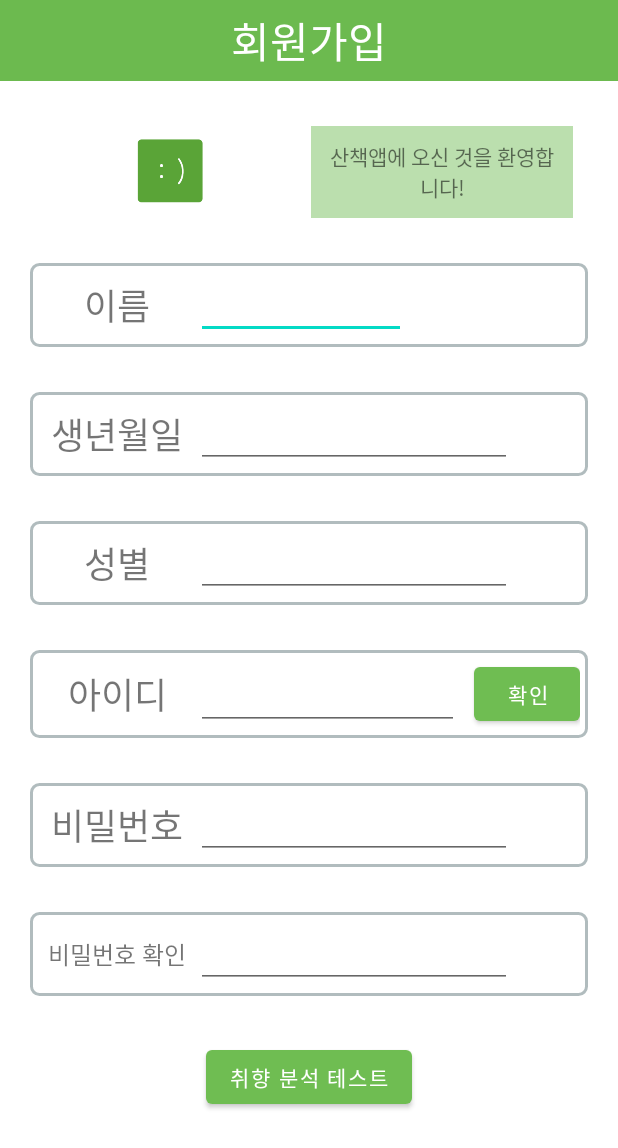
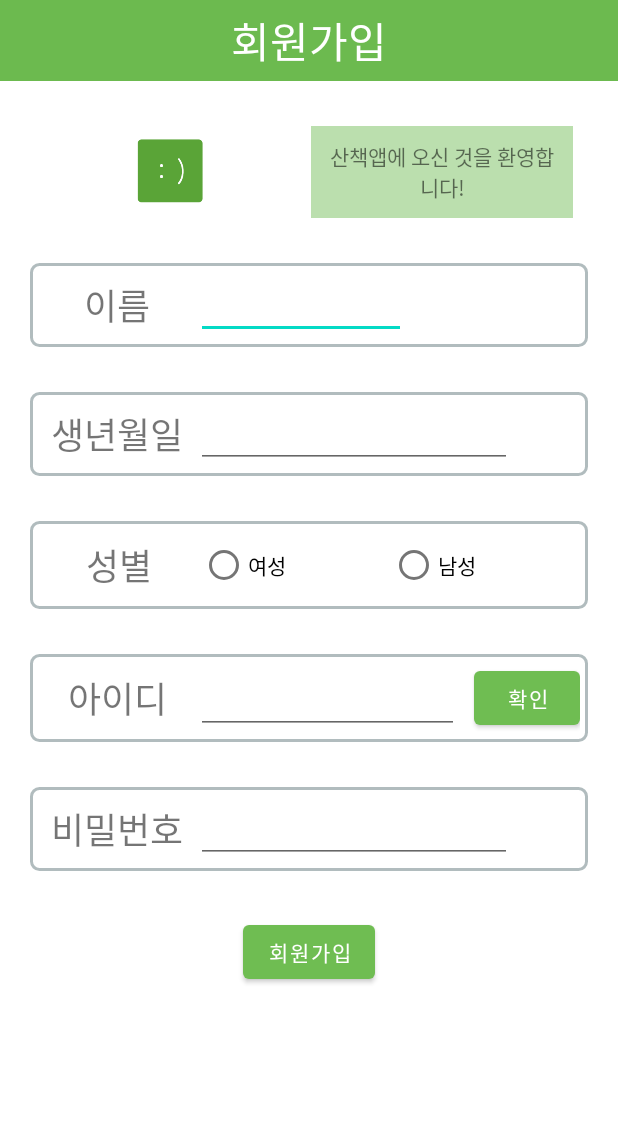
Before and after one commit to marvelmochi/Onjung, an Android app: the SignUpActivity screen opened directly, with no data from a screen before it, on a phone screen of 412 x 824 dp. Shown: the top 1148 px of the screen. Run offline under Robolectric (Android 15) with nearby library versions, the phone set to English and light mode, and no system bars.

Commit message:
회원가입 기능 추가

```diff
--- a/app/src/main/AndroidManifest.xml
+++ b/app/src/main/AndroidManifest.xml
@@ -14,6 +14,7 @@
         android:label="@string/app_name"
         android:roundIcon="@mipmap/ic_launcher_round"
         android:supportsRtl="true"
+        android:usesCleartextTraffic="true"
         android:theme="@style/Theme.Test1">
         <activity android:name=".SatisfactionScoreActivity"/>
         <activity android:name=".PreferenceTestResultActivity" />
--- a/app/src/main/java/com/cookandroid/onjung/DiaryActivity.java
+++ b/app/src/main/java/com/cookandroid/onjung/DiaryActivity.java
@@ -1,14 +1,12 @@
 package com.cookandroid.onjung;
 
 import android.content.Intent;
-import android.os.Build;
 import android.os.Bundle;
 import android.view.View;
 
-import androidx.annotation.RequiresApi;
 import androidx.appcompat.app.AppCompatActivity;
 
-@RequiresApi(api = Build.VERSION_CODES.N)
+//@RequiresApi(api = Build.VERSION_CODES.N)
 public class DiaryActivity extends AppCompatActivity {
 
     @Override
--- a/app/src/main/java/com/cookandroid/onjung/MainActivity.java
+++ b/app/src/main/java/com/cookandroid/onjung/MainActivity.java
@@ -17,7 +17,6 @@ import com.google.android.material.bottomnavigation.BottomNavigationView;
 
 public class MainActivity extends AppCompatActivity {
 
-    // 지영 브랜치 테스트
     // 하단 내비게이션 바 선언
     BottomNavigationView bottomNavigationView;
     ScheduleFragment fragment1;
--- a/app/src/main/res/layout/activity_sign_up.xml
+++ b/app/src/main/res/layout/activity_sign_up.xml
@@ -74,6 +74,7 @@
                 android:textSize="24sp" />
 
             <EditText
+                android:id="@+id/name"
                 android:layout_width="0dp"
                 android:layout_height="match_parent"
                 android:layout_marginRight="10dp"
@@ -99,6 +100,7 @@
                 android:textSize="24sp" />
 
             <EditText
+                android:id="@+id/birth"
                 android:layout_width="0dp"
                 android:layout_height="match_parent"
                 android:layout_marginRight="10dp"
@@ -124,11 +126,28 @@
                 android:text="성별"
                 android:textSize="24sp" />
 
-            <EditText
+            <RadioGroup
+                android:id="@+id/genderRG"
                 android:layout_width="0dp"
-                android:layout_height="match_parent"
-                android:layout_marginRight="10dp"
-                android:layout_weight="6" />
+                android:layout_weight="7"
+                android:weightSum="2"
+                android:layout_height="wrap_content"
+                android:orientation="horizontal">
+
+                <RadioButton
+                    android:id="@+id/female"
+                    android:layout_width="0dp"
+                    android:layout_weight="1"
+                    android:layout_height="wrap_content"
+                    android:text="여성" />
+
+                <RadioButton
+                    android:id="@+id/male"
+                    android:layout_width="0dp"
+                    android:layout_weight="1"
+                    android:layout_height="wrap_content"
+                    android:text="남성" />
+            </RadioGroup>
         </LinearLayout>
 
         <!--이메일-->
@@ -150,6 +169,7 @@
                 android:textSize="24sp" />
 
             <EditText
+                android:id="@+id/id"
                 android:layout_width="0dp"
                 android:layout_height="match_parent"
                 android:layout_marginRight="10dp"
@@ -182,6 +202,7 @@
                 android:textSize="24sp" />
 
             <EditText
+                android:id="@+id/pw"
                 android:layout_width="0dp"
                 android:layout_height="match_parent"
                 android:layout_marginRight="10dp"
@@ -190,7 +211,8 @@
                 android:maxLength="20"/>
         </LinearLayout>
 
-        <!--비밀번호 확인-->
+        <!--
+
         <LinearLayout
             android:layout_width="match_parent"
             android:layout_height="wrap_content"
@@ -199,6 +221,7 @@
             android:orientation="horizontal"
             android:padding="5dp"
             android:weightSum="10">
+
 
             <TextView
                 android:layout_width="0dp"
@@ -217,13 +240,13 @@
                 android:maxLength="20"/>
 
         </LinearLayout>
+        -->
 
-        <!--취향 분석 테스트 버튼-->
         <Button
-            android:onClick="preferencetestClicked"
+            android:onClick="signupClicked"
             android:layout_width="wrap_content"
             android:layout_height="wrap_content"
             android:layout_gravity="center"
-            android:text="취향 분석 테스트"/>
+            android:text="회원가입"/>
     </LinearLayout>
 </LinearLayout>
```
Also changed, not shown: app/src/main/java/com/cookandroid/onjung/SignUpActivity.java (+75 -2 lines).
